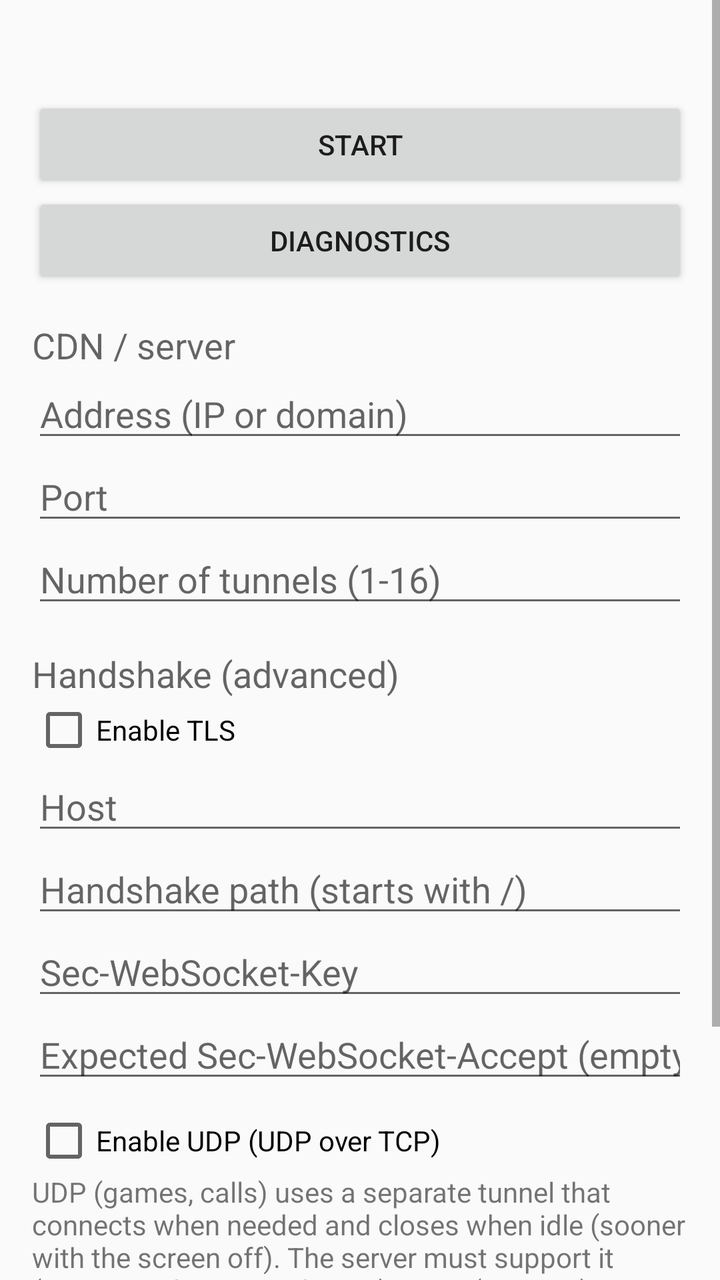
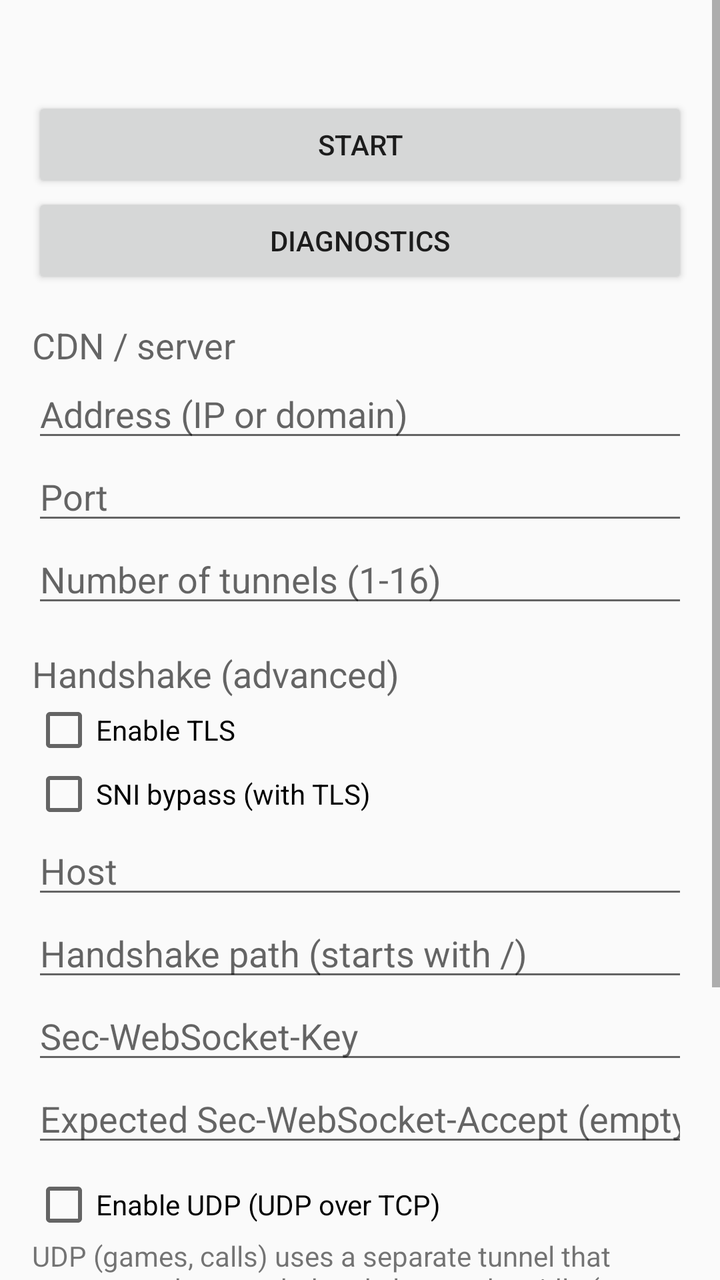

The first picture is an Android layout as it rendered before a commit; the second is the same layout after the commit. The layout source and the unified diff follow.
<!-- AndroidManifest.xml: application theme android:Theme.Material.Light.DarkActionBar -->
<!-- res/layout/activity_main.xml -->
<?xml version="1.0" encoding="utf-8"?>
<ScrollView xmlns:android="http://schemas.android.com/apk/res/android"
    android:layout_width="match_parent"
    android:layout_height="match_parent"
    android:fillViewport="true">

    <LinearLayout
        android:layout_width="match_parent"
        android:layout_height="wrap_content"
        android:orientation="vertical"
        android:padding="16dp">

        <TextView
            android:id="@+id/status"
            android:layout_width="match_parent"
            android:layout_height="wrap_content"
            android:textAppearance="?android:attr/textAppearanceMedium"
            android:paddingBottom="8dp" />

        <Button
            android:id="@+id/toggle_button"
            android:layout_width="match_parent"
            android:layout_height="wrap_content"
            android:text="@string/button_start" />

        <Button
            android:id="@+id/diagnostics_button"
            android:layout_width="match_parent"
            android:layout_height="wrap_content"
            android:text="@string/button_diagnostics" />

        <Button
            android:id="@+id/battery_button"
            android:layout_width="match_parent"
            android:layout_height="wrap_content"
            android:text="@string/button_battery"
            android:visibility="gone" />

        <TextView
            android:layout_width="match_parent"
            android:layout_height="wrap_content"
            android:paddingTop="16dp"
            android:text="@string/section_server"
            android:textAppearance="?android:attr/textAppearanceMedium" />

        <EditText
            android:id="@+id/cdn_address"
            android:layout_width="match_parent"
            android:layout_height="wrap_content"
            android:hint="@string/hint_address"
            android:inputType="textUri"
            android:singleLine="true" />

        <EditText
            android:id="@+id/cdn_port"
            android:layout_width="match_parent"
            android:layout_height="wrap_content"
            android:hint="@string/hint_port"
            android:inputType="number"
            android:singleLine="true" />

        <EditText
            android:id="@+id/tunnel_count"
            android:layout_width="match_parent"
            android:layout_height="wrap_content"
            android:hint="@string/hint_tunnels"
            android:inputType="number"
            android:singleLine="true" />

        <TextView
            android:layout_width="match_parent"
            android:layout_height="wrap_content"
            android:paddingTop="16dp"
            android:text="@string/section_handshake"
            android:textAppearance="?android:attr/textAppearanceMedium" />

        <CheckBox
            android:id="@+id/use_tls"
            android:layout_width="match_parent"
            android:layout_height="wrap_content"
            android:text="@string/label_use_tls" />

        <EditText
            android:id="@+id/handshake_host"
            android:layout_width="match_parent"
            android:layout_height="wrap_content"
            android:hint="@string/hint_handshake_host"
            android:inputType="textUri"
            android:singleLine="true" />

        <EditText
            android:id="@+id/handshake_path"
            android:layout_width="match_parent"
            android:layout_height="wrap_content"
            android:hint="@string/hint_handshake_path"
            android:inputType="textUri"
            android:singleLine="true" />

        <EditText
            android:id="@+id/ws_key"
            android:layout_width="match_parent"
            android:layout_height="wrap_content"
            android:hint="@string/hint_ws_key"
            android:inputType="text"
            android:singleLine="true" />

        <EditText
            android:id="@+id/ws_accept"
            android:layout_width="match_parent"
            android:layout_height="wrap_content"
            android:hint="@string/hint_ws_accept"
            android:inputType="text"
            android:singleLine="true" />

        <CheckBox
            android:id="@+id/use_udp"
            android:layout_width="match_parent"
            android:layout_height="wrap_content"
            android:layout_marginTop="8dp"
            android:text="@string/label_use_udp" />

        <TextView
            android:layout_width="match_parent"
            android:layout_height="wrap_content"
            android:text="@string/note_udp"
            android:textAppearance="?android:attr/textAppearanceSmall" />

        <TextView
            android:layout_width="match_parent"
            android:layout_height="wrap_content"
            android:paddingTop="16dp"
            android:text="@string/note_tls"
            android:textAppearance="?android:attr/textAppearanceSmall" />

        <TextView
            android:layout_width="match_parent"
            android:layout_height="wrap_content"
            android:paddingTop="8dp"
            android:text="@string/note_tcp_only"
            android:textAppearance="?android:attr/textAppearanceSmall" />
    </LinearLayout>
</ScrollView>
<!-- resources referenced by this layout -->
<resources>
  <string name="button_battery">Allow running in background (battery)</string>
  <string name="button_diagnostics">Diagnostics</string>
  <string name="button_start">Start</string>
  <string name="hint_address">Address (IP or domain)</string>
  <string name="hint_handshake_host">Host</string>
  <string name="hint_handshake_path">Handshake path (starts with /)</string>
  <string name="hint_port">Port</string>
  <string name="hint_tunnels">Number of tunnels (1-16)</string>
  <string name="hint_ws_accept">Expected Sec-WebSocket-Accept (empty = do not check)</string>
  <string name="hint_ws_key">Sec-WebSocket-Key</string>
  <string name="label_use_tls">Enable TLS</string>
  <string name="label_use_udp">Enable UDP (UDP over TCP)</string>
  <string name="note_tcp_only">TCP and DNS are always tunneled. UDP only with \"Enable UDP\"; QUIC is not supported.</string>
  <string name="note_tls">Host is sent in the handshake and, with Enable TLS, also used as the TLS server name (SNI). The server certificate is not verified.</string>
  <string name="note_udp">UDP (games, calls) uses a separate tunnel that connects when needed and closes when idle (sooner with the screen off). The server must support it (mux-tunnelServer with UDP). QUIC (HTTP/3) is not supported.</string>
  <string name="section_handshake">Handshake (advanced)</string>
  <string name="section_server">CDN / server</string>
</resources>

<!-- the commit's change to res/layout/activity_main.xml (unified diff, before → after) -->
@@ -80,6 +80,12 @@
             android:layout_height="wrap_content"
             android:text="@string/label_use_tls" />
 
+        <CheckBox
+            android:id="@+id/sni_bypass"
+            android:layout_width="match_parent"
+            android:layout_height="wrap_content"
+            android:text="@string/label_sni_bypass" />
+
         <EditText
             android:id="@+id/handshake_host"
             android:layout_width="match_parent"
<!-- resource entries referenced after the edit -->
@@ -10,6 +10,7 @@
   <string name="hint_tunnels">Number of tunnels (1-16)</string>
   <string name="hint_ws_accept">Expected Sec-WebSocket-Accept (empty = do not check)</string>
   <string name="hint_ws_key">Sec-WebSocket-Key</string>
+  <string name="label_sni_bypass">SNI bypass (with TLS)</string>
   <string name="label_use_tls">Enable TLS</string>
   <string name="label_use_udp">Enable UDP (UDP over TCP)</string>
   <string name="note_tcp_only">TCP and DNS are always tunneled. UDP only with \"Enable UDP\"; QUIC is not supported.</string>
